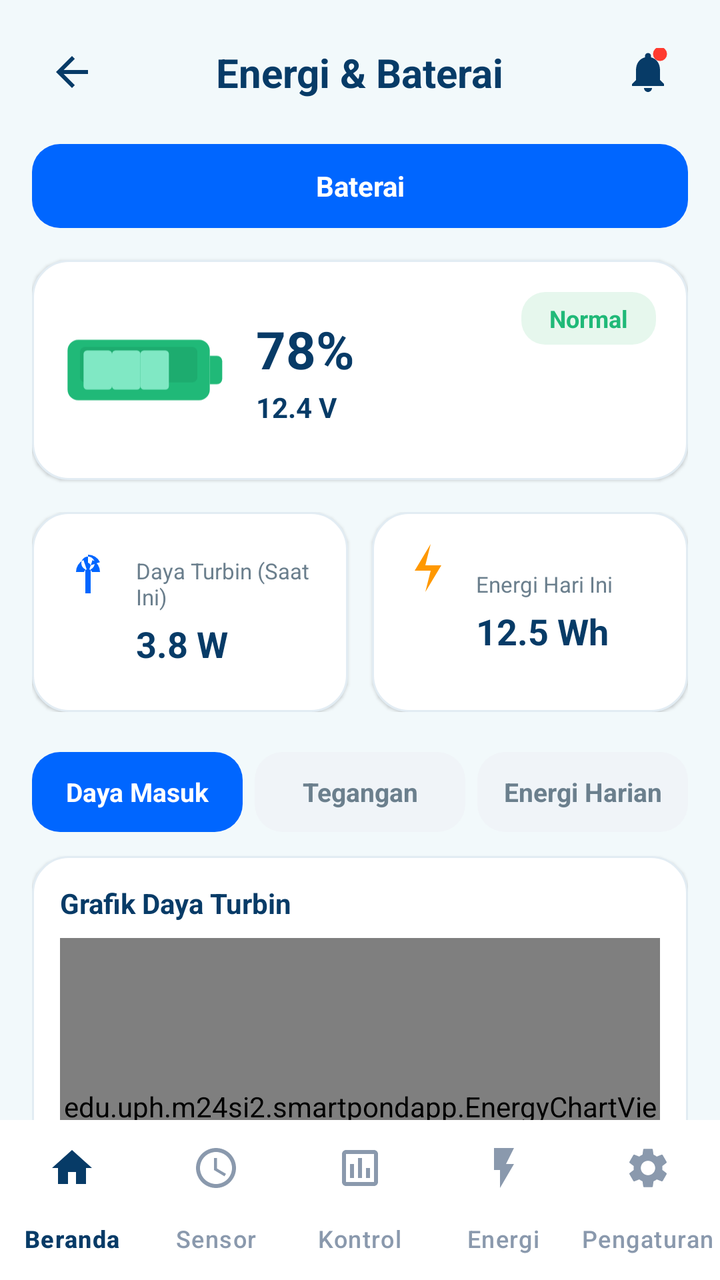
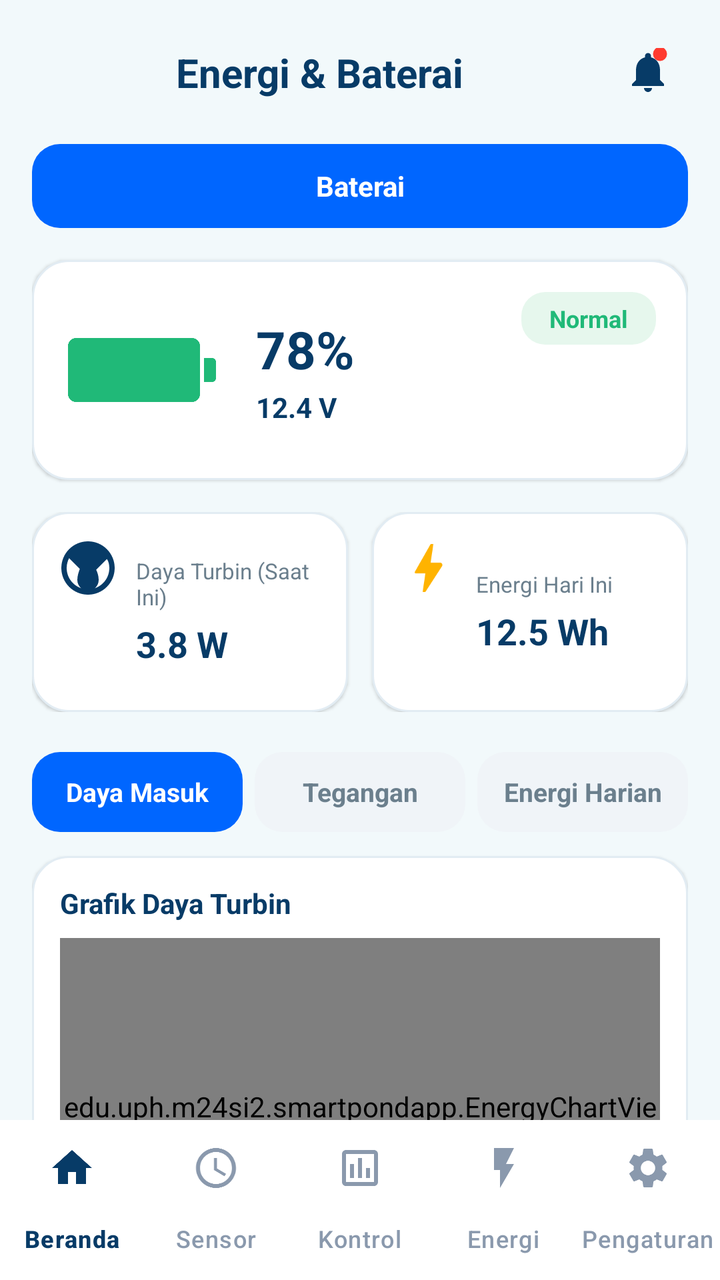

The first picture is an Android layout as it rendered before a commit; the second is the same layout after the commit. The layout source and the unified diff follow.
<!-- AndroidManifest.xml: application theme Theme.SmartPondApp -->
<!-- res/layout/activity_energi.xml -->
<?xml version="1.0" encoding="utf-8"?>
<androidx.constraintlayout.widget.ConstraintLayout xmlns:android="http://schemas.android.com/apk/res/android"
    xmlns:app="http://schemas.android.com/apk/res-auto"
    xmlns:tools="http://schemas.android.com/tools"
    android:id="@+id/mainEnergi"
    android:layout_width="match_parent"
    android:layout_height="match_parent"
    android:background="@color/sp_background"
    tools:context=".EnergiActivity">

    
    <androidx.constraintlayout.widget.ConstraintLayout
        android:id="@+id/headerBar"
        android:layout_width="match_parent"
        android:layout_height="wrap_content"
        android:paddingHorizontal="16dp"
        android:paddingTop="16dp"
        android:paddingBottom="12dp"
        app:layout_constraintTop_toTopOf="parent">

        <ImageButton
            android:id="@+id/btnBack"
            android:layout_width="40dp"
            android:layout_height="40dp"
            android:background="?attr/selectableItemBackgroundBorderless"
            android:contentDescription="@string/cd_menu"
            android:src="@drawable/ic_back_24"
            app:layout_constraintBottom_toBottomOf="parent"
            app:layout_constraintStart_toStartOf="parent"
            app:layout_constraintTop_toTopOf="parent" />

        <TextView
            android:id="@+id/tvHeaderTitle"
            android:layout_width="wrap_content"
            android:layout_height="wrap_content"
            android:text="Energi &amp; Baterai"
            android:textColor="@color/sp_navy"
            android:textSize="20sp"
            android:textStyle="bold"
            app:layout_constraintBottom_toBottomOf="parent"
            app:layout_constraintEnd_toStartOf="@id/btnNotification"
            app:layout_constraintStart_toEndOf="@id/btnBack"
            app:layout_constraintTop_toTopOf="parent" />

        <ImageButton
            android:id="@+id/btnNotification"
            android:layout_width="40dp"
            android:layout_height="40dp"
            android:background="?attr/selectableItemBackgroundBorderless"
            android:contentDescription="@string/cd_notification"
            android:src="@drawable/ic_bell_badge_24"
            app:layout_constraintBottom_toBottomOf="parent"
            app:layout_constraintEnd_toEndOf="parent"
            app:layout_constraintTop_toTopOf="parent" />

    </androidx.constraintlayout.widget.ConstraintLayout>

    
    <androidx.core.widget.NestedScrollView
        android:id="@+id/scrollEnergi"
        android:layout_width="match_parent"
        android:layout_height="0dp"
        android:fillViewport="true"
        app:layout_constraintBottom_toTopOf="@id/bottomNavigation"
        app:layout_constraintTop_toBottomOf="@id/headerBar">

        <LinearLayout
            android:layout_width="match_parent"
            android:layout_height="wrap_content"
            android:orientation="vertical"
            android:paddingHorizontal="16dp"
            android:paddingBottom="24dp">

            
            <LinearLayout
                android:layout_width="match_parent"
                android:layout_height="wrap_content"
                android:layout_marginTop="4dp"
                android:orientation="horizontal">

                <TextView
                    android:id="@+id/tabBaterai"
                    android:layout_width="match_parent"
                    android:layout_height="42dp"
                    android:background="@drawable/bg_tab_selected"
                    android:gravity="center"
                    android:text="Baterai"
                    android:textColor="#FFFFFF"
                    android:textSize="14sp"
                    android:textStyle="bold" />

            </LinearLayout>

            
            <androidx.constraintlayout.widget.ConstraintLayout
                android:id="@+id/cardBateraiMain"
                android:layout_width="match_parent"
                android:layout_height="110dp"
                android:layout_marginTop="16dp"
                android:background="@drawable/bg_card_rounded"
                android:elevation="1dp"
                android:padding="16dp">

                
                <ImageView
                    android:id="@+id/ivBatteryGraphic"
                    android:layout_width="80dp"
                    android:layout_height="48dp"
                    android:contentDescription="Battery Graphic"
                    android:src="@drawable/ic_battery_horizontal"
                    app:layout_constraintBottom_toBottomOf="parent"
                    app:layout_constraintStart_toStartOf="parent"
                    app:layout_constraintTop_toTopOf="parent" />

                
                <LinearLayout
                    android:id="@+id/layoutBatteryInfo"
                    android:layout_width="wrap_content"
                    android:layout_height="wrap_content"
                    android:layout_marginStart="16dp"
                    android:orientation="vertical"
                    app:layout_constraintBottom_toBottomOf="parent"
                    app:layout_constraintStart_toEndOf="@id/ivBatteryGraphic"
                    app:layout_constraintTop_toTopOf="parent">

                    <TextView
                        android:id="@+id/tvBateraiPercentMain"
                        android:layout_width="wrap_content"
                        android:layout_height="wrap_content"
                        android:text="78%"
                        android:textColor="@color/sp_navy"
                        android:textSize="26sp"
                        android:textStyle="bold" />

                    <TextView
                        android:id="@+id/tvBateraiVoltMain"
                        android:layout_width="wrap_content"
                        android:layout_height="wrap_content"
                        android:layout_marginTop="2dp"
                        android:text="12.4 V"
                        android:textColor="@color/sp_navy"
                        android:textSize="14sp"
                        android:textStyle="bold" />

                </LinearLayout>

                
                <TextView
                    android:id="@+id/tvBateraiStatusBadge"
                    android:layout_width="wrap_content"
                    android:layout_height="wrap_content"
                    android:background="@drawable/bg_status_badge"
                    android:paddingHorizontal="14dp"
                    android:paddingVertical="5dp"
                    android:text="Normal"
                    android:textColor="@color/sp_green"
                    android:textSize="12sp"
                    android:textStyle="bold"
                    app:layout_constraintEnd_toEndOf="parent"
                    app:layout_constraintTop_toTopOf="parent" />

            </androidx.constraintlayout.widget.ConstraintLayout>

            
            <LinearLayout
                android:layout_width="match_parent"
                android:layout_height="wrap_content"
                android:layout_marginTop="16dp"
                android:baselineAligned="false"
                android:orientation="horizontal">

                
                <androidx.constraintlayout.widget.ConstraintLayout
                    android:id="@+id/cardDayaTurbin"
                    android:layout_width="0dp"
                    android:layout_height="100dp"
                    android:layout_marginEnd="6dp"
                    android:layout_weight="1"
                    android:background="@drawable/bg_card_rounded"
                    android:elevation="1dp"
                    android:padding="12dp">

                    <ImageView
                        android:id="@+id/ivTurbinIcon"
                        android:layout_width="32dp"
                        android:layout_height="32dp"
                        android:contentDescription="Turbin Icon"
                        android:src="@drawable/ic_turbine_24"
                        app:layout_constraintStart_toStartOf="parent"
                        app:layout_constraintTop_toTopOf="parent" />

                    <LinearLayout
                        android:layout_width="0dp"
                        android:layout_height="wrap_content"
                        android:layout_marginStart="8dp"
                        android:orientation="vertical"
                        app:layout_constraintBottom_toBottomOf="parent"
                        app:layout_constraintEnd_toEndOf="parent"
                        app:layout_constraintStart_toEndOf="@id/ivTurbinIcon"
                        app:layout_constraintTop_toTopOf="parent">

                        <TextView
                            android:id="@+id/tvDayaTurbinTitle"
                            android:layout_width="wrap_content"
                            android:layout_height="wrap_content"
                            android:text="Daya Turbin (Saat Ini)"
                            android:textColor="@color/sp_muted"
                            android:textSize="11sp" />

                        <TextView
                            android:id="@+id/tvDayaTurbinValue"
                            android:layout_width="wrap_content"
                            android:layout_height="wrap_content"
                            android:layout_marginTop="4dp"
                            android:text="3.8 W"
                            android:textColor="@color/sp_navy"
                            android:textSize="18sp"
                            android:textStyle="bold" />

                    </LinearLayout>

                </androidx.constraintlayout.widget.ConstraintLayout>

                
                <androidx.constraintlayout.widget.ConstraintLayout
                    android:id="@+id/cardEnergiHariIni"
                    android:layout_width="0dp"
                    android:layout_height="100dp"
                    android:layout_marginStart="6dp"
                    android:layout_weight="1"
                    android:background="@drawable/bg_card_rounded"
                    android:elevation="1dp"
                    android:padding="12dp">

                    <ImageView
                        android:id="@+id/ivEnergiHariIniIcon"
                        android:layout_width="32dp"
                        android:layout_height="32dp"
                        android:contentDescription="Energi Hari Ini Icon"
                        android:src="@drawable/ic_bolt_24"
                        app:layout_constraintStart_toStartOf="parent"
                        app:layout_constraintTop_toTopOf="parent" />

                    <LinearLayout
                        android:layout_width="0dp"
                        android:layout_height="wrap_content"
                        android:layout_marginStart="8dp"
                        android:orientation="vertical"
                        app:layout_constraintBottom_toBottomOf="parent"
                        app:layout_constraintEnd_toEndOf="parent"
                        app:layout_constraintStart_toEndOf="@id/ivEnergiHariIniIcon"
                        app:layout_constraintTop_toTopOf="parent">

                        <TextView
                            android:id="@+id/tvEnergiHariIniTitle"
                            android:layout_width="wrap_content"
                            android:layout_height="wrap_content"
                            android:text="Energi Hari Ini"
                            android:textColor="@color/sp_muted"
                            android:textSize="11sp" />

                        <TextView
                            android:id="@+id/tvEnergiHariIniValue"
                            android:layout_width="wrap_content"
                            android:layout_height="wrap_content"
                            android:layout_marginTop="4dp"
                            android:text="12.5 Wh"
                            android:textColor="@color/sp_navy"
                            android:textSize="18sp"
                            android:textStyle="bold" />

                    </LinearLayout>

                </androidx.constraintlayout.widget.ConstraintLayout>

            </LinearLayout>

            
            <LinearLayout
                android:layout_width="match_parent"
                android:layout_height="wrap_content"
                android:layout_marginTop="20dp"
                android:orientation="horizontal">

                <TextView
                    android:id="@+id/btnFilterDayaMasuk"
                    android:layout_width="0dp"
                    android:layout_height="40dp"
                    android:layout_marginEnd="6dp"
                    android:layout_weight="1"
                    android:background="@drawable/bg_tab_selected"
                    android:gravity="center"
                    android:text="Daya Masuk"
                    android:textColor="#FFFFFF"
                    android:textSize="13sp"
                    android:textStyle="bold" />

                <TextView
                    android:id="@+id/btnFilterTegangan"
                    android:layout_width="0dp"
                    android:layout_height="40dp"
                    android:layout_marginEnd="6dp"
                    android:layout_weight="1"
                    android:background="@drawable/bg_tab_unselected"
                    android:gravity="center"
                    android:text="Tegangan"
                    android:textColor="@color/sp_muted"
                    android:textSize="13sp"
                    android:textStyle="bold" />

                <TextView
                    android:id="@+id/btnFilterEnergiHarian"
                    android:layout_width="0dp"
                    android:layout_height="40dp"
                    android:layout_weight="1"
                    android:background="@drawable/bg_tab_unselected"
                    android:gravity="center"
                    android:text="Energi Harian"
                    android:textColor="@color/sp_muted"
                    android:textSize="13sp"
                    android:textStyle="bold" />

            </LinearLayout>

            
            <androidx.constraintlayout.widget.ConstraintLayout
                android:id="@+id/cardGraphEnergi"
                android:layout_width="match_parent"
                android:layout_height="240dp"
                android:layout_marginTop="12dp"
                android:background="@drawable/bg_card_rounded"
                android:elevation="1dp"
                android:padding="14dp">

                <TextView
                    android:id="@+id/tvChartTitle"
                    android:layout_width="wrap_content"
                    android:layout_height="wrap_content"
                    android:text="Grafik Daya Turbin"
                    android:textColor="@color/sp_navy"
                    android:textSize="14sp"
                    android:textStyle="bold"
                    app:layout_constraintStart_toStartOf="parent"
                    app:layout_constraintTop_toTopOf="parent" />

                <edu.uph.m24si2.smartpondapp.EnergyChartView
                    android:id="@+id/energyChartView"
                    android:layout_width="match_parent"
                    android:layout_height="0dp"
                    android:layout_marginTop="8dp"
                    app:layout_constraintBottom_toBottomOf="parent"
                    app:layout_constraintTop_toBottomOf="@id/tvChartTitle" />

            </androidx.constraintlayout.widget.ConstraintLayout>

            
            <LinearLayout
                android:layout_width="match_parent"
                android:layout_height="wrap_content"
                android:layout_marginTop="16dp"
                android:baselineAligned="false"
                android:orientation="horizontal">

                
                <androidx.constraintlayout.widget.ConstraintLayout
                    android:id="@+id/cardRataRata"
                    android:layout_width="0dp"
                    android:layout_height="100dp"
                    android:layout_marginEnd="6dp"
                    android:layout_weight="1"
                    android:background="@drawable/bg_card_rounded"
                    android:elevation="1dp"
                    android:padding="12dp">

                    <ImageView
                        android:id="@+id/ivRataRataIcon"
                        android:layout_width="32dp"
                        android:layout_height="32dp"
                        android:contentDescription="Rata Rata Icon"
                        android:src="@drawable/ic_bolt_24"
                        app:layout_constraintStart_toStartOf="parent"
                        app:layout_constraintTop_toTopOf="parent" />

                    <LinearLayout
                        android:layout_width="0dp"
                        android:layout_height="wrap_content"
                        android:layout_marginStart="8dp"
                        android:orientation="vertical"
                        app:layout_constraintBottom_toBottomOf="parent"
                        app:layout_constraintEnd_toEndOf="parent"
                        app:layout_constraintStart_toEndOf="@id/ivRataRataIcon"
                        app:layout_constraintTop_toTopOf="parent">

                        <TextView
                            android:id="@+id/tvRataRataTitle"
                            android:layout_width="wrap_content"
                            android:layout_height="wrap_content"
                            android:text="Rata-rata Hari Ini"
                            android:textColor="@color/sp_muted"
                            android:textSize="11sp" />

                        <TextView
                            android:id="@+id/tvRataRataValue"
                            android:layout_width="wrap_content"
                            android:layout_height="wrap_content"
                            android:layout_marginTop="4dp"
                            android:text="2.6 W"
                            android:textColor="@color/sp_navy"
                            android:textSize="18sp"
                            android:textStyle="bold" />

                    </LinearLayout>

                </androidx.constraintlayout.widget.ConstraintLayout>

                
                <androidx.constraintlayout.widget.ConstraintLayout
                    android:id="@+id/cardTotalEnergi"
                    android:layout_width="0dp"
                    android:layout_height="100dp"
                    android:layout_marginStart="6dp"
                    android:layout_weight="1"
                    android:background="@drawable/bg_card_rounded"
                    android:elevation="1dp"
                    android:padding="12dp">

                    <ImageView
                        android:id="@+id/ivTotalEnergiIcon"
                        android:layout_width="32dp"
                        android:layout_height="32dp"
                        android:contentDescription="Total Energi Icon"
                        android:src="@drawable/ic_chart_bar_24"
                        app:layout_constraintStart_toStartOf="parent"
                        app:layout_constraintTop_toTopOf="parent" />

                    <LinearLayout
                        android:layout_width="0dp"
                        android:layout_height="wrap_content"
                        android:layout_marginStart="8dp"
                        android:orientation="vertical"
                        app:layout_constraintBottom_toBottomOf="parent"
                        app:layout_constraintEnd_toEndOf="parent"
                        app:layout_constraintStart_toEndOf="@id/ivTotalEnergiIcon"
                        app:layout_constraintTop_toTopOf="parent">

                        <TextView
                            android:id="@+id/tvTotalEnergiTitle"
                            android:layout_width="wrap_content"
                            android:layout_height="wrap_content"
                            android:text="Total Energi"
                            android:textColor="@color/sp_muted"
                            android:textSize="11sp" />

                        <TextView
                            android:id="@+id/tvTotalEnergiValue"
                            android:layout_width="wrap_content"
                            android:layout_height="wrap_content"
                            android:layout_marginTop="4dp"
                            android:text="12.5 Wh"
                            android:textColor="@color/sp_navy"
                            android:textSize="18sp"
                            android:textStyle="bold" />

                    </LinearLayout>

                </androidx.constraintlayout.widget.ConstraintLayout>

            </LinearLayout>

        </LinearLayout>

    </androidx.core.widget.NestedScrollView>

    
    <com.google.android.material.bottomnavigation.BottomNavigationView
        android:id="@+id/bottomNavigation"
        android:layout_width="match_parent"
        android:layout_height="wrap_content"
        android:background="@color/sp_card_bg"
        app:elevation="8dp"
        app:itemIconTint="@color/nav_item_color"
        app:itemRippleColor="#1A073B67"
        app:itemTextColor="@color/nav_item_color"
        app:labelVisibilityMode="labeled"
        app:layout_constraintBottom_toBottomOf="parent"
        app:menu="@menu/bottom_nav_menu" />

</androidx.constraintlayout.widget.ConstraintLayout>
<!-- resources referenced by this layout -->
<resources>
  <color name="sp_background">#F2F9FB</color>
  <color name="sp_card_bg">#FFFFFF</color>
  <color name="sp_green">#20B978</color>
  <color name="sp_muted">#6B7F8D</color>
  <color name="sp_navy">#073B67</color>
  <!-- drawable bg_tab_selected (drawable) -->
  <?xml version="1.0" encoding="utf-8"?>
  <shape xmlns:android="http://schemas.android.com/apk/res/android"
      android:shape="rectangle">
      <solid android:color="#0066FF" />
      <corners android:radius="14dp" />
  </shape>
  <!-- drawable ic_back_24 (drawable) -->
  <?xml version="1.0" encoding="utf-8"?>
  <vector xmlns:android="http://schemas.android.com/apk/res/android"
      android:width="24dp"
      android:height="24dp"
      android:viewportWidth="24"
      android:viewportHeight="24">
      <path
          android:fillColor="@color/sp_navy"
          android:pathData="M20,11H7.83l5.59,-5.59L12,4l-8,8 8,8 1.41,-1.41L7.83,13H20v-2z" />
  </vector>
  <!-- drawable ic_battery_horizontal (drawable) -->
  <?xml version="1.0" encoding="utf-8"?>
  <vector xmlns:android="http://schemas.android.com/apk/res/android"
      android:width="90dp"
      android:height="50dp"
      android:viewportWidth="90"
      android:viewportHeight="50">
      
      <path
          android:fillColor="#20B978"
          android:pathData="M8,8 h68 a6,6 0 0 1 6,6 v22 a6,6 0 0 1 -6,6 h-68 a6,6 0 0 1 -6,-6 v-22 a6,6 0 0 1 6,-6 z" />
      
      <path
          android:fillColor="#158C5A"
          android:fillAlpha="0.3"
          android:pathData="M12,12 h60 a3,3 0 0 1 3,3 v14 a3,3 0 0 1 -3,3 h-60 a3,3 0 0 1 -3,-3 v-14 a3,3 0 0 1 3,-3 z" />
      
      <path
          android:fillColor="#20B978"
          android:pathData="M82,17 h4 a3,3 0 0 1 3,3 v10 a3,3 0 0 1 -3,3 h-4 z" />
      
      <path
          android:fillColor="#80E8C4"
          android:pathData="M13,14 h12 a2,2 0 0 1 2,2 v18 a2,2 0 0 1 -2,2 h-12 a2,2 0 0 1 -2,-2 v-18 a2,2 0 0 1 2,-2 z" />
      <path
          android:fillColor="#80E8C4"
          android:pathData="M29,14 h12 a2,2 0 0 1 2,2 v18 a2,2 0 0 1 -2,2 h-12 a2,2 0 0 1 -2,-2 v-18 a2,2 0 0 1 2,-2 z" />
      <path
          android:fillColor="#80E8C4"
          android:pathData="M45,14 h12 a2,2 0 0 1 2,2 v18 a2,2 0 0 1 -2,2 h-12 a2,2 0 0 1 -2,-2 v-18 a2,2 0 0 1 2,-2 z" />
  </vector>
  <!-- drawable ic_bolt_24 (drawable) -->
  <?xml version="1.0" encoding="utf-8"?>
  <vector xmlns:android="http://schemas.android.com/apk/res/android"
      android:width="32dp"
      android:height="32dp"
      android:viewportWidth="24"
      android:viewportHeight="24">
      
      <path
          android:fillColor="#FF9800"
          android:pathData="M11,21L13,13H7L13,3L11,11H17L11,21Z" />
  </vector>
  <!-- drawable ic_chart_bar_24 (drawable) -->
  <?xml version="1.0" encoding="utf-8"?>
  <vector xmlns:android="http://schemas.android.com/apk/res/android"
      android:width="32dp"
      android:height="32dp"
      android:viewportWidth="24"
      android:viewportHeight="24">
      
      <path
          android:fillColor="#0099FF"
          android:pathData="M4,19h16v2H4v-2z M6,10h3v7H6v-7z M11,6h3v11h-3v-11z M16,13h3v4h-3v-4z" />
  </vector>
  <!-- drawable ic_turbine_24 (drawable) -->
  <?xml version="1.0" encoding="utf-8"?>
  <vector xmlns:android="http://schemas.android.com/apk/res/android"
      android:width="32dp"
      android:height="32dp"
      android:viewportWidth="24"
      android:viewportHeight="24">
      
      <path
          android:fillColor="#0066FF"
          android:pathData="M11,12.5v9h2v-9a2.5,2.5 0,1 0,-2 0zM12,7a5,5 0,0 1 4.5,2.8l-3.5,1.2a1.5,1.5 0,0 0,-1,-1V7zM7.5,13.5A5,5 0,0 1 10.3,9l1.2,3.5a1.5,1.5 0,0 0,-1,1H7.5zM16.5,13.5h-3a1.5,1.5 0,0 0,-1,-1l1.2,-3.5a5,5 0,0 1 2.8,4.5z" />
  </vector>
  <string name="cd_menu">Menu</string>
  <string name="cd_notification">Notifikasi</string>
  <style name="Theme.SmartPondApp" parent="Base.Theme.SmartPondApp" />
  <color name="sp_card_stroke">#E2ECF3</color>
  <color name="sp_green_bg">#E6F7ED</color>
  <style name="Base.Theme.SmartPondApp" parent="Theme.Material3.DayNight.NoActionBar">
          
          
      </style>
  <!-- unchanged entries left out for length: 4 -->
</resources>

<!-- the commit's change to res/layout/activity_energi.xml (unified diff, before → after) -->
@@ -17,17 +17,6 @@
         android:paddingTop="16dp"
         android:paddingBottom="12dp"
         app:layout_constraintTop_toTopOf="parent">
-
-        <ImageButton
-            android:id="@+id/btnBack"
-            android:layout_width="40dp"
-            android:layout_height="40dp"
-            android:background="?attr/selectableItemBackgroundBorderless"
-            android:contentDescription="@string/cd_menu"
-            android:src="@drawable/ic_back_24"
-            app:layout_constraintBottom_toBottomOf="parent"
-            app:layout_constraintStart_toStartOf="parent"
-            app:layout_constraintTop_toTopOf="parent" />
 
         <TextView
             android:id="@+id/tvHeaderTitle"
@@ -39,7 +28,7 @@
             android:textStyle="bold"
             app:layout_constraintBottom_toBottomOf="parent"
             app:layout_constraintEnd_toStartOf="@id/btnNotification"
-            app:layout_constraintStart_toEndOf="@id/btnBack"
+            app:layout_constraintStart_toStartOf="parent"
             app:layout_constraintTop_toTopOf="parent" />
 
         <ImageButton
<!-- resource entries referenced after the edit -->
@@ -12,7 +12,32 @@
       <solid android:color="#0066FF" />
       <corners android:radius="14dp" />
   </shape>
-  <!-- drawable ic_back_24 (drawable) -->
+  <!-- drawable ic_battery_horizontal (drawable) -->
+  <?xml version="1.0" encoding="utf-8"?>
+  <vector xmlns:android="http://schemas.android.com/apk/res/android"
+      android:width="80dp"
+      android:height="48dp"
+      android:viewportWidth="80"
+      android:viewportHeight="48">
+      <path
+          android:fillColor="@color/sp_green"
+          android:pathData="M6,8 h58 a4,4 0 0,1 4,4 v24 a4,4 0 0,1 -4,4 h-58 a4,4 0 0,1 -4,-4 v-24 a4,4 0 0,1 4,-4 z M70,18 h4 a2,2 0 0,1 2,2 v8 a2,2 0 0,1 -2,2 h-4 z" />
+      <path
+          android:fillColor="@color/sp_green"
+          android:pathData="M10,12 h42 v24 h-42 z" />
+  </vector>
+  <!-- drawable ic_bolt_24 (drawable) -->
+  <?xml version="1.0" encoding="utf-8"?>
+  <vector xmlns:android="http://schemas.android.com/apk/res/android"
+      android:width="24dp"
+      android:height="24dp"
+      android:viewportWidth="24"
+      android:viewportHeight="24">
+      <path
+          android:fillColor="#FFB300"
+          android:pathData="M11,21h-1l1,-7H7.5c-0.88,0 -0.33,-0.75 -0.31,-0.78C8.48,10.94 10.42,7.54 13,3h1l-1,7h3.5c0.49,0 0.88,0.39 0.88,0.88 0,0.19 -0.06,0.37 -0.16,0.52L11,21z" />
+  </vector>
+  <!-- drawable ic_chart_bar_24 (drawable) -->
   <?xml version="1.0" encoding="utf-8"?>
   <vector xmlns:android="http://schemas.android.com/apk/res/android"
       android:width="24dp"
@@ -21,76 +46,19 @@
       android:viewportHeight="24">
       <path
           android:fillColor="@color/sp_navy"
-          android:pathData="M20,11H7.83l5.59,-5.59L12,4l-8,8 8,8 1.41,-1.41L7.83,13H20v-2z" />
-  </vector>
-  <!-- drawable ic_battery_horizontal (drawable) -->
-  <?xml version="1.0" encoding="utf-8"?>
-  <vector xmlns:android="http://schemas.android.com/apk/res/android"
-      android:width="90dp"
-      android:height="50dp"
-      android:viewportWidth="90"
-      android:viewportHeight="50">
-      
-      <path
-          android:fillColor="#20B978"
-          android:pathData="M8,8 h68 a6,6 0 0 1 6,6 v22 a6,6 0 0 1 -6,6 h-68 a6,6 0 0 1 -6,-6 v-22 a6,6 0 0 1 6,-6 z" />
-      
-      <path
-          android:fillColor="#158C5A"
-          android:fillAlpha="0.3"
-          android:pathData="M12,12 h60 a3,3 0 0 1 3,3 v14 a3,3 0 0 1 -3,3 h-60 a3,3 0 0 1 -3,-3 v-14 a3,3 0 0 1 3,-3 z" />
-      
-      <path
-          android:fillColor="#20B978"
-          android:pathData="M82,17 h4 a3,3 0 0 1 3,3 v10 a3,3 0 0 1 -3,3 h-4 z" />
-      
-      <path
-          android:fillColor="#80E8C4"
-          android:pathData="M13,14 h12 a2,2 0 0 1 2,2 v18 a2,2 0 0 1 -2,2 h-12 a2,2 0 0 1 -2,-2 v-18 a2,2 0 0 1 2,-2 z" />
-      <path
-          android:fillColor="#80E8C4"
-          android:pathData="M29,14 h12 a2,2 0 0 1 2,2 v18 a2,2 0 0 1 -2,2 h-12 a2,2 0 0 1 -2,-2 v-18 a2,2 0 0 1 2,-2 z" />
-      <path
-          android:fillColor="#80E8C4"
-          android:pathData="M45,14 h12 a2,2 0 0 1 2,2 v18 a2,2 0 0 1 -2,2 h-12 a2,2 0 0 1 -2,-2 v-18 a2,2 0 0 1 2,-2 z" />
-  </vector>
-  <!-- drawable ic_bolt_24 (drawable) -->
-  <?xml version="1.0" encoding="utf-8"?>
-  <vector xmlns:android="http://schemas.android.com/apk/res/android"
-      android:width="32dp"
-      android:height="32dp"
-      android:viewportWidth="24"
-      android:viewportHeight="24">
-      
-      <path
-          android:fillColor="#FF9800"
-          android:pathData="M11,21L13,13H7L13,3L11,11H17L11,21Z" />
-  </vector>
-  <!-- drawable ic_chart_bar_24 (drawable) -->
-  <?xml version="1.0" encoding="utf-8"?>
-  <vector xmlns:android="http://schemas.android.com/apk/res/android"
-      android:width="32dp"
-      android:height="32dp"
-      android:viewportWidth="24"
-      android:viewportHeight="24">
-      
-      <path
-          android:fillColor="#0099FF"
-          android:pathData="M4,19h16v2H4v-2z M6,10h3v7H6v-7z M11,6h3v11h-3v-11z M16,13h3v4h-3v-4z" />
+          android:pathData="M5,92h3v12H5V9z M10,4h3v17h-3V4z M15,11h3v10h-3V11z" />
   </vector>
   <!-- drawable ic_turbine_24 (drawable) -->
   <?xml version="1.0" encoding="utf-8"?>
   <vector xmlns:android="http://schemas.android.com/apk/res/android"
-      android:width="32dp"
-      android:height="32dp"
+      android:width="24dp"
+      android:height="24dp"
       android:viewportWidth="24"
       android:viewportHeight="24">
-      
       <path
-          android:fillColor="#0066FF"
-          android:pathData="M11,12.5v9h2v-9a2.5,2.5 0,1 0,-2 0zM12,7a5,5 0,0 1 4.5,2.8l-3.5,1.2a1.5,1.5 0,0 0,-1,-1V7zM7.5,13.5A5,5 0,0 1 10.3,9l1.2,3.5a1.5,1.5 0,0 0,-1,1H7.5zM16.5,13.5h-3a1.5,1.5 0,0 0,-1,-1l1.2,-3.5a5,5 0,0 1 2.8,4.5z" />
+          android:fillColor="@color/sp_navy"
+          android:pathData="M12,11c-0.55,0 -1,0.45 -1,1s0.45,1 1,1 1,-0.45 1,-1 -0.45,-1 -1,-1z M12,2C6.48,2 2,6.48 2,12s4.48,10 10,10 10,-4.48 10,-10S17.52,2 12,2z M12,20c-4.41,0 -8,-3.59 -8,-8 0,-1.33 0.33,-2.58 0.91,-3.68l4.02,4.02C8.35,13.88 8,15.15 8,16.5c0,2.21 1.79,4 4,4s4,-1.79 4,-4c0,-1.35 -0.35,-2.62 -0.93,-3.84l4.02,-4.02C19.67,9.42 20,10.67 20,12c0,4.41 -3.59,8 -8,8z" />
   </vector>
-  <string name="cd_menu">Menu</string>
   <string name="cd_notification">Notifikasi</string>
   <style name="Theme.SmartPondApp" parent="Base.Theme.SmartPondApp" />
   <color name="sp_card_stroke">#E2ECF3</color>
